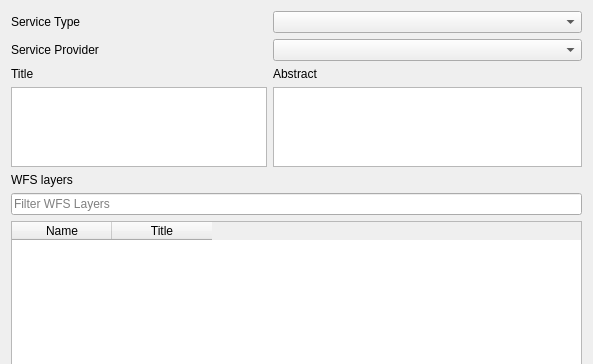
This is forms/hcmgis_opendata_form.ui in thangqd/HCMGIS as Qt 5 draws it before an edit; both pictures show x 0 to 593 and y 0 to 364 of the 593 by 619 pixel window. The edited form follows.
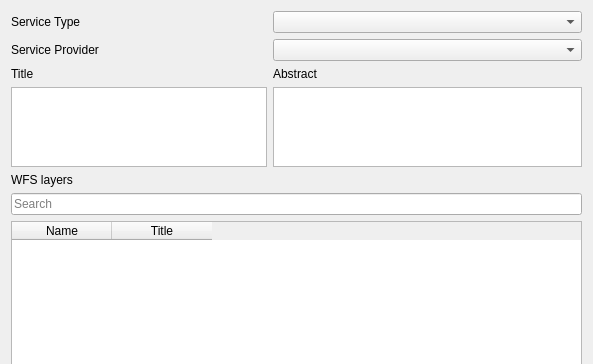
This is the edited form. Custom widgets are drawn as their Qt base class.

```diff
--- a/forms/hcmgis_opendata_form.ui
+++ b/forms/hcmgis_opendata_form.ui
@@ -317,7 +317,7 @@
         <string/>
        </property>
        <property name="placeholderText">
-        <string>Filter WFS Layers</string>
+        <string>Search</string>
        </property>
        <property name="showSearchIcon">
         <bool>true</bool>
```
